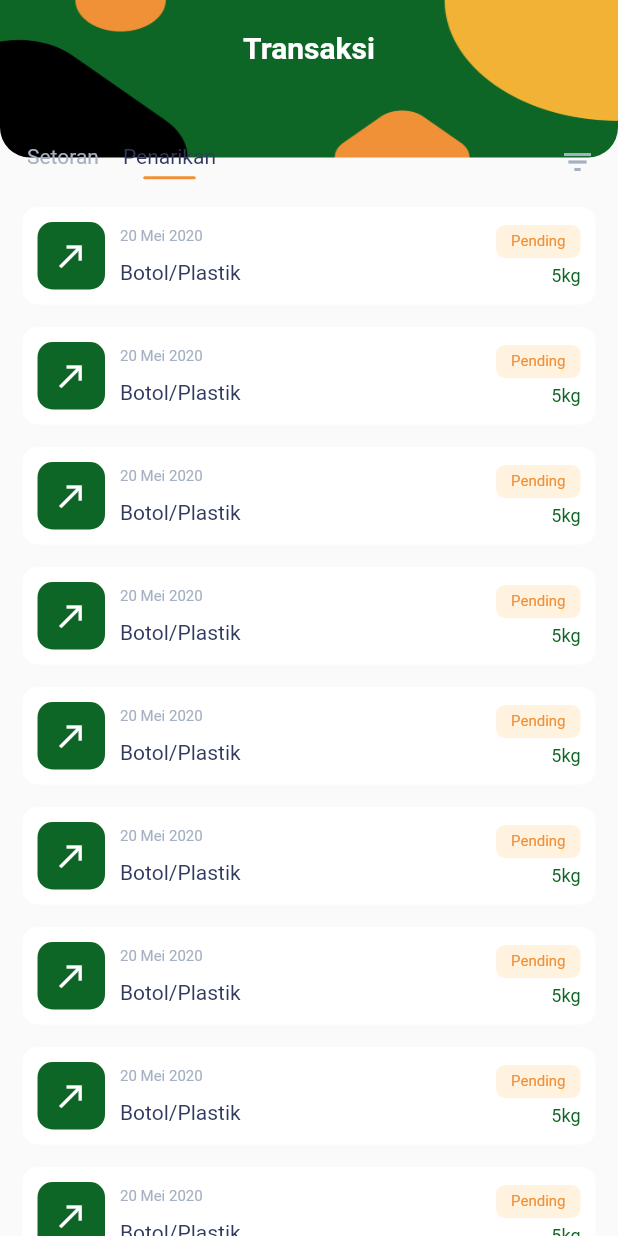
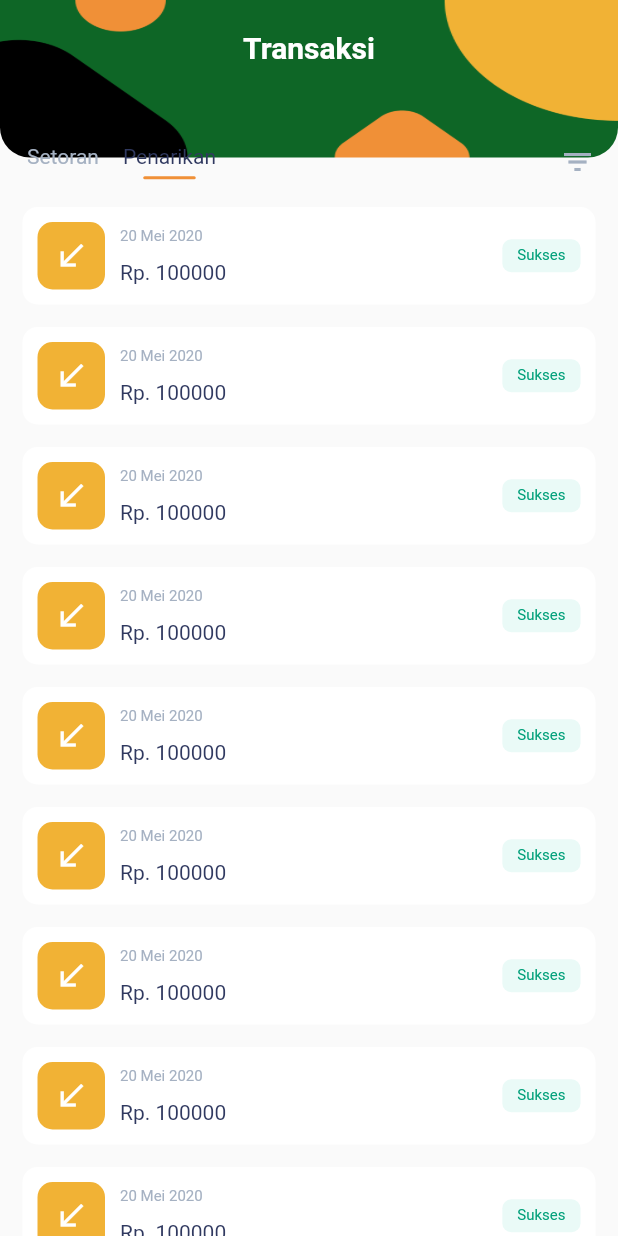
Before and after one commit to luthfiajiw/bankboo, a Flutter app: the TransactionView screen opened directly, after a tap on "Penarikan", on a phone screen of 412 x 824 dp. Run offline on Flutter 3.47's test engine with Material 2 defaults, Android fonts, the phone set to English and light mode, and no system bars.

Commit message:
withdrawal tile

```diff
--- a/lib/pages/transaction/transaction_view.dart
+++ b/lib/pages/transaction/transaction_view.dart
@@ -1,5 +1,6 @@
 import 'package:bankboo/shared/palette.dart';
 import 'package:bankboo/shared/widgets/deposit_tile.dart';
+import 'package:bankboo/shared/widgets/withdrawal_tile.dart';
 import 'package:flutter/cupertino.dart';
 import 'package:flutter/material.dart';
 import 'package:flutter/services.dart';
@@ -93,7 +94,13 @@ class _TransactionViewState extends State<TransactionView> {
                     child: ListView.builder(
                       itemCount: 10,
                       itemBuilder: (context, index) {
-                        return DepositTile(
+                        return _currentIndex == 1
+                        ? WithdrawalTile(
+                          date: '20 Mei 2020',
+                          amount: 100000,
+                          status: 'Sukses',
+                        )
+                        : DepositTile(
                           date: '20 Mei 2020',
                           category: 'Botol/Plastik',
                           status: 'Pending',
--- a/lib/shared/palette.dart
+++ b/lib/shared/palette.dart
@@ -12,4 +12,6 @@ class Palette {
   static Color borderDefault = Color(0xFFE7E8EB);
 
   static Color statusSecondary = Color(0xFFfff3e0);
+  static Color statusSucceed = Color(0xFFeafaf7);
+  static Color succeed = Color(0xFF01a07a);
 }
--- /dev/null
+++ b/lib/shared/widgets/withdrawal_tile.dart
@@ -0,0 +1,65 @@
+import 'package:bankboo/shared/palette.dart';
+import 'package:flutter/material.dart';
+
+class WithdrawalTile extends StatelessWidget {
+  final String date;
+  final int amount;
+  final String status;
+
+  const WithdrawalTile({Key key, this.date, this.amount, this.status}) : super(key: key);
+
+  @override
+  Widget build(BuildContext context) {
+    return Container(
+      margin: EdgeInsets.fromLTRB(15, 0, 15, 15),
+      padding: EdgeInsets.all(10),
+      decoration: BoxDecoration(
+        borderRadius: BorderRadius.circular(10),
+        color: Colors.white
+      ),
+      child: Row(
+        mainAxisAlignment: MainAxisAlignment.spaceBetween,
+        children: <Widget>[
+          Row(
+            children: <Widget>[
+              Container(
+                height: 45,
+                width: 45,
+                decoration: BoxDecoration(
+                  borderRadius: BorderRadius.circular(10),
+                  color: Palette.tertiary
+                ),
+                child: Icon(Icons.call_received, color: Colors.white,),
+              ),
+              Container(
+                margin: EdgeInsets.only(left: 10),
+                child: Column(
+                  crossAxisAlignment: CrossAxisAlignment.start,
+                  children: <Widget>[
+                    Text(date, style: TextStyle(color: Palette.textHint, fontSize: 10),),
+                    SizedBox(height: 10,),
+                    Text('Rp. $amount', style: TextStyle(color: Palette.textBlack),),
+                  ],
+                ),
+              )
+            ],
+          ),
+
+          Column(
+            crossAxisAlignment: CrossAxisAlignment.end,
+            children: <Widget>[
+              Container(
+                padding: EdgeInsets.symmetric(vertical: 5, horizontal: 10),
+                decoration: BoxDecoration(
+                  borderRadius: BorderRadius.circular(6),
+                  color: Palette.statusSucceed
+                ),
+                child: Text(status, style: TextStyle(color: Palette.succeed, fontSize: 10),),
+              ),
+            ],
+          )
+        ],
+      ),
+    );
+  }
+}
```
